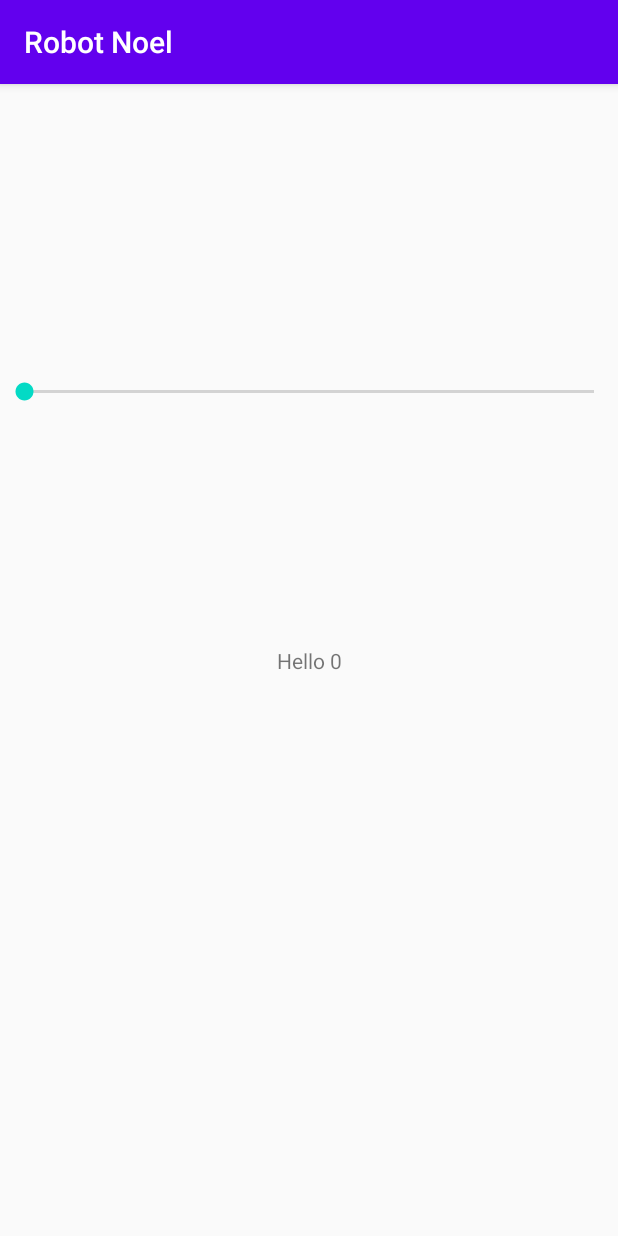
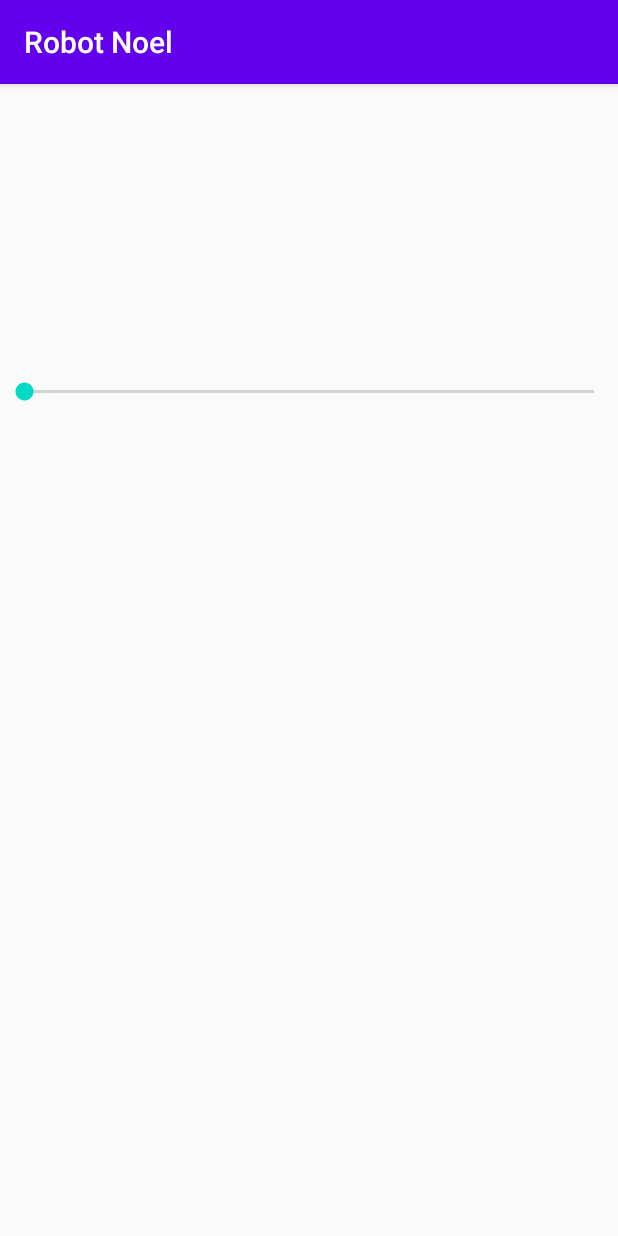
Before and after one commit to bnau/RobotNoel, an Android app: the screen it shows after launch (MainActivity), on a phone screen of 412 x 824 dp. Run offline under Robolectric (Android 15) with nearby library versions, the phone set to English and light mode, and no system bars; libraries missing offline, so code that uses them is left out: com.hoho.android; 7 statements that could not run were skipped.

Commit message:
feat: Removing text view

```diff
--- a/app/src/main/java/com/example/robotnoel/MainActivity.kt
+++ b/app/src/main/java/com/example/robotnoel/MainActivity.kt
@@ -18,7 +18,6 @@ class MainActivity : AppCompatActivity() {
         setContentView(R.layout.activity_main)
 
         val simpleSeekBar = findViewById<View>(R.id.seekBar) as SeekBar
-        val textView = findViewById<View>(R.id.hw) as TextView
 
         val manager = getSystemService(USB_SERVICE) as UsbManager
         val availableDrivers = UsbSerialProber.getDefaultProber().findAllDrivers(manager)
@@ -36,7 +35,6 @@ class MainActivity : AppCompatActivity() {
 
         simpleSeekBar.setOnSeekBarChangeListener(object : OnSeekBarChangeListener {
             override fun onProgressChanged(seekBar: SeekBar, progress: Int, fromUser: Boolean) {
-                textView.text = "Hello $progress"
                 port.write("${progress + 1}\n".toByteArray(), 20);
             }
 
--- a/app/src/main/res/layout/activity_main.xml
+++ b/app/src/main/res/layout/activity_main.xml
@@ -7,15 +7,6 @@
         android:layout_height="match_parent"
         tools:context=".MainActivity">
 
-    <TextView
-            android:id="@+id/hw"
-            android:layout_width="wrap_content"
-            android:layout_height="wrap_content"
-            android:text="Hello 0"
-            app:layout_constraintBottom_toBottomOf="parent"
-            app:layout_constraintLeft_toLeftOf="parent"
-            app:layout_constraintRight_toRightOf="parent"
-            app:layout_constraintTop_toTopOf="parent"/>
     <SeekBar
             android:layout_width="0dp"
             android:layout_height="wrap_content" android:id="@+id/seekBar"
```
